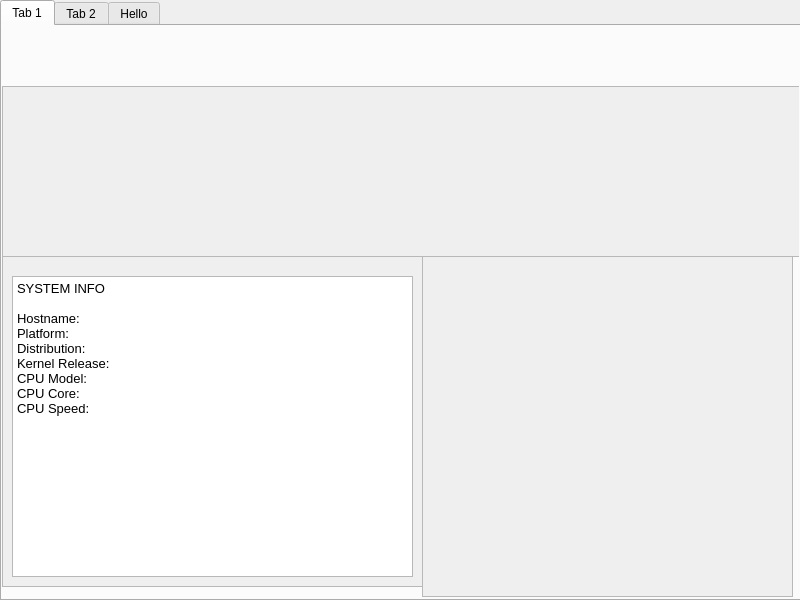
Above: interface/mainwindow.ui from Rubix982/Fizz before the change. Below: the same form after it.
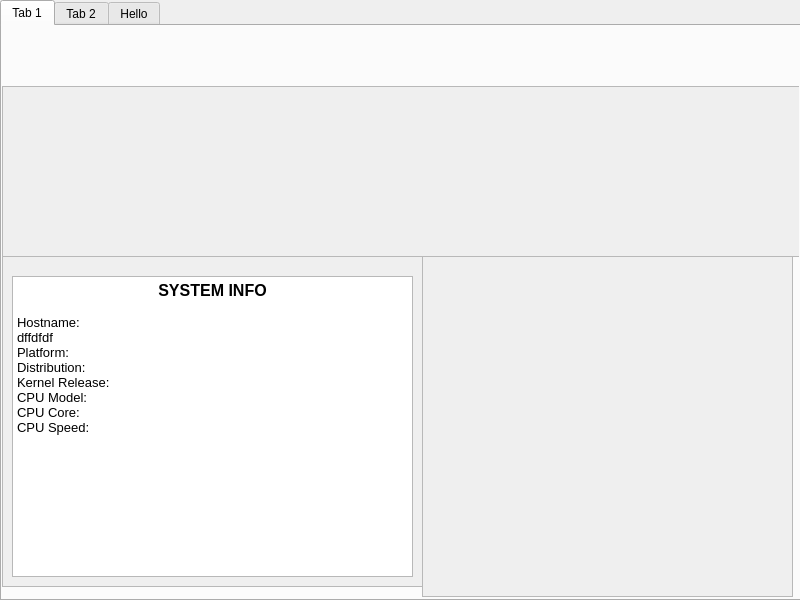
That is the form after the change.

Patch:
```diff
--- a/interface/mainwindow.ui
+++ b/interface/mainwindow.ui
@@ -23,6 +23,9 @@
       <height>601</height>
      </rect>
     </property>
+    <property name="autoFillBackground">
+     <bool>true</bool>
+    </property>
     <property name="currentIndex">
      <number>0</number>
     </property>
@@ -81,9 +84,10 @@
 &lt;html&gt;&lt;head&gt;&lt;meta name=&quot;qrichtext&quot; content=&quot;1&quot; /&gt;&lt;style type=&quot;text/css&quot;&gt;
 p, li { white-space: pre-wrap; }
 &lt;/style&gt;&lt;/head&gt;&lt;body style=&quot; font-family:'Noto Sans'; font-size:10pt; font-weight:400; font-style:normal;&quot;&gt;
-&lt;p style=&quot; margin-top:0px; margin-bottom:0px; margin-left:0px; margin-right:0px; -qt-block-indent:0; text-indent:0px;&quot;&gt;SYSTEM INFO&lt;/p&gt;
+&lt;p align=&quot;center&quot; style=&quot; margin-top:0px; margin-bottom:0px; margin-left:0px; margin-right:0px; -qt-block-indent:0; text-indent:0px;&quot;&gt;&lt;span style=&quot; font-size:12pt; font-weight:600;&quot;&gt;SYSTEM INFO&lt;/span&gt;&lt;/p&gt;
 &lt;p style=&quot;-qt-paragraph-type:empty; margin-top:0px; margin-bottom:0px; margin-left:0px; margin-right:0px; -qt-block-indent:0; text-indent:0px;&quot;&gt;&lt;br /&gt;&lt;/p&gt;
 &lt;p style=&quot; margin-top:0px; margin-bottom:0px; margin-left:0px; margin-right:0px; -qt-block-indent:0; text-indent:0px;&quot;&gt;Hostname:&lt;/p&gt;
+&lt;p style=&quot; margin-top:0px; margin-bottom:0px; margin-left:0px; margin-right:0px; -qt-block-indent:0; text-indent:0px;&quot;&gt;dffdfdf&lt;/p&gt;
 &lt;p style=&quot; margin-top:0px; margin-bottom:0px; margin-left:0px; margin-right:0px; -qt-block-indent:0; text-indent:0px;&quot;&gt;Platform:&lt;/p&gt;
 &lt;p style=&quot; margin-top:0px; margin-bottom:0px; margin-left:0px; margin-right:0px; -qt-block-indent:0; text-indent:0px;&quot;&gt;Distribution:&lt;/p&gt;
 &lt;p style=&quot; margin-top:0px; margin-bottom:0px; margin-left:0px; margin-right:0px; -qt-block-indent:0; text-indent:0px;&quot;&gt;Kernel Release: &lt;/p&gt;
```
